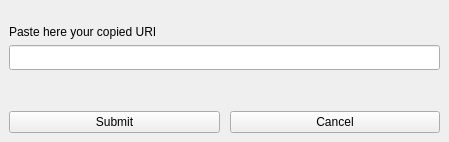
Old version of the form Client/uriwidget.ui in the repository emanuelemanciuria96/CollaborativePad_ClientServerSystem.
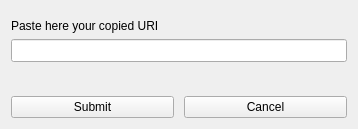
New version of the form.

What changed in the file:
```diff
--- a/Client/uriwidget.ui
+++ b/Client/uriwidget.ui
@@ -1,19 +1,18 @@
 <?xml version="1.0" encoding="UTF-8"?>
 <ui version="4.0">
  <class>UriWidget</class>
- <widget class="QMainWindow" name="UriWidget">
+ <widget class="QWidget" name="UriWidget">
   <property name="geometry">
    <rect>
     <x>0</x>
     <y>0</y>
-    <width>449</width>
-    <height>142</height>
+    <width>358</width>
+    <height>129</height>
    </rect>
   </property>
   <property name="windowTitle">
    <string>URI</string>
   </property>
-  <widget class="QWidget" name="centralwidget">
    <layout class="QVBoxLayout" name="verticalLayout_2">
     <item>
      <layout class="QVBoxLayout" name="verticalLayout">
@@ -80,7 +79,6 @@
      </layout>
     </item>
    </layout>
-  </widget>
  </widget>
  <resources/>
  <connections/>
```
Left out of the diff: 2 changed lines with no effect on the pictures. Lines whose indentation alone changed are shown as unchanged.
